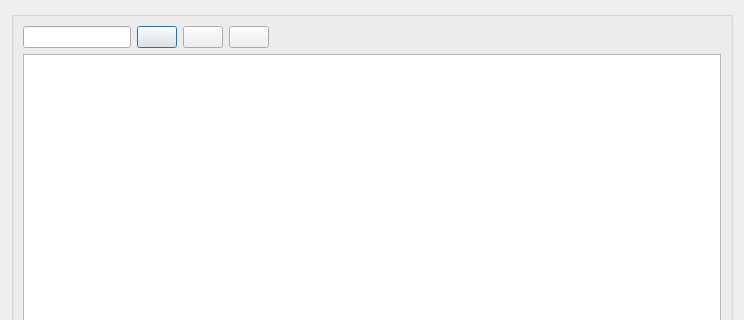
The window that ui/mincut_add_connec.ui (Giswater/giswater_qgis_plugin) describes before a commit, drawn with Qt 5; both pictures show x 0 to 744 and y 0 to 320 of the 744 by 783 pixel window.
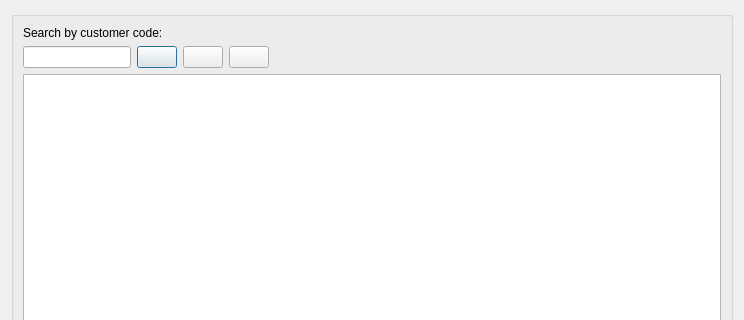
The same window after the commit.

```diff
--- a/ui/mincut_add_connec.ui
+++ b/ui/mincut_add_connec.ui
@@ -20,6 +20,13 @@
       <string/>
      </property>
      <layout class="QVBoxLayout" name="verticalLayout_3">
+      <item>
+       <widget class="QLabel" name="label">
+        <property name="text">
+         <string>Search by customer code:</string>
+        </property>
+       </widget>
+      </item>
       <item>
        <layout class="QHBoxLayout" name="horizontalLayout">
         <item>
```
